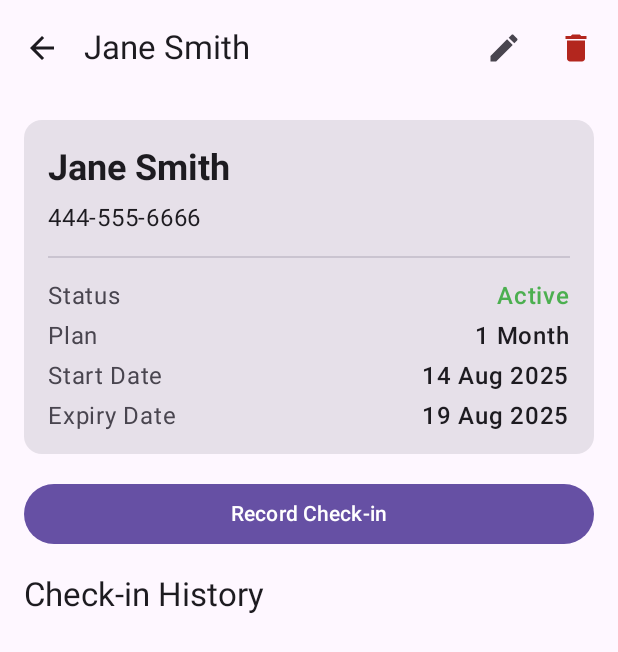
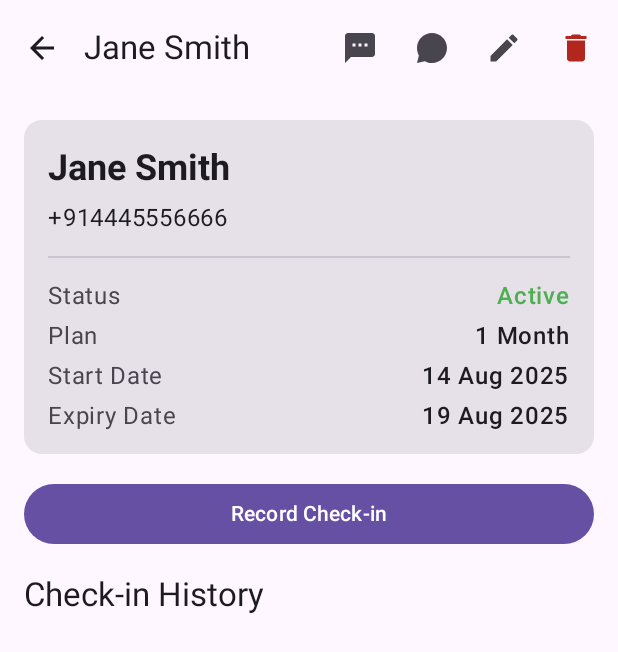
Before and after one commit to HunterAbhi001/GymMembershipManagement, an Android app built with Jetpack Compose: the screen it shows after launch (MainActivity), after a tap on "Jane Smith", on a phone screen of 412 x 824 dp. Shown: the top 652 px of the screen. Run offline under Robolectric (Android 15) with nearby library versions, the phone set to English and light mode, and no system bars; our stand-ins replace Room's generated code.

Commit message:
Working Version with WhatsApp and Messages Integration

```diff
--- a/app/src/main/java/com/example/gymmanagement/data/database/AppDatabase.kt
+++ b/app/src/main/java/com/example/gymmanagement/data/database/AppDatabase.kt
@@ -45,9 +45,9 @@ abstract class AppDatabase : RoomDatabase() {
                                 calendar.add(Calendar.YEAR, -1)
                                 val expiryDate3 = calendar.timeInMillis
 
-                                getDatabase(context).memberDao().upsertMember(Member(name="John Wick", contact="111-222-3333", plan="6 Months", startDate=startDate, expiryDate=expiryDate1))
-                                getDatabase(context).memberDao().upsertMember(Member(name="Jane Smith", contact="444-555-6666", plan="1 Month", startDate=startDate, expiryDate=expiryDate2))
-                                getDatabase(context).memberDao().upsertMember(Member(name="Peter Parker", contact="777-888-9999", plan="1 Year", startDate=startDate, expiryDate=expiryDate3))
+                                getDatabase(context).memberDao().upsertMember(Member(name="John Wick", contact="+911112223333", plan="6 Months", startDate=startDate, expiryDate=expiryDate1))
+                                getDatabase(context).memberDao().upsertMember(Member(name="Jane Smith", contact="+914445556666", plan="1 Month", startDate=startDate, expiryDate=expiryDate2))
+                                getDatabase(context).memberDao().upsertMember(Member(name="Peter Parker", contact="7778889999", plan="1 Year", startDate=startDate, expiryDate=expiryDate3))
                             }
                         }
                     })
--- a/app/src/main/java/com/example/gymmanagement/ui/common/MemberListItem.kt
+++ b/app/src/main/java/com/example/gymmanagement/ui/common/MemberListItem.kt
@@ -4,6 +4,10 @@ import androidx.compose.foundation.background
 import androidx.compose.foundation.clickable
 import androidx.compose.foundation.layout.*
 import androidx.compose.foundation.shape.CircleShape
+import androidx.compose.material.icons.Icons
+import androidx.compose.material.icons.filled.Sms
+import androidx.compose.material3.Icon
+import androidx.compose.material3.IconButton
 import androidx.compose.material3.MaterialTheme
 import androidx.compose.material3.Text
 import androidx.compose.runtime.Composable
@@ -13,6 +17,7 @@ import androidx.compose.ui.draw.clip
 import androidx.compose.ui.text.font.FontWeight
 import androidx.compose.ui.unit.dp
 import com.example.gymmanagement.data.database.Member
+import com.example.gymmanagement.ui.theme.AppIcons
 import com.example.gymmanagement.ui.theme.Green
 import com.example.gymmanagement.ui.theme.Red
 import java.text.SimpleDateFormat
@@ -20,7 +25,12 @@ import java.util.*
 import java.util.concurrent.TimeUnit
 
 @Composable
-fun MemberListItem(member: Member, onClick: () -> Unit) {
+fun MemberListItem(
+    member: Member,
+    onClick: () -> Unit,
+    onWhatsAppClick: (() -> Unit)? = null,
+    onSmsClick: (() -> Unit)? = null
+) {
     val isExpired = member.expiryDate < System.currentTimeMillis()
     val statusColor = if (isExpired) Red else Green
     val daysRemaining = if (!isExpired) {
@@ -51,6 +61,24 @@ fun MemberListItem(member: Member, onClick: () -> Unit) {
                 color = MaterialTheme.colorScheme.onSurfaceVariant
             )
         }
+        if (onSmsClick != null) {
+            IconButton(onClick = onSmsClick) {
+                Icon(
+                    imageVector = Icons.Default.Sms,
+                    contentDescription = "Send SMS",
+                    tint = MaterialTheme.colorScheme.secondary
+                )
+            }
+        }
+        if (onWhatsAppClick != null) {
+            IconButton(onClick = onWhatsAppClick) {
+                Icon(
+                    imageVector = AppIcons.WhatsApp,
+                    contentDescription = "Send WhatsApp Message",
+                    tint = MaterialTheme.colorScheme.primary
+                )
+            }
+        }
     }
 }
 
--- a/app/src/main/java/com/example/gymmanagement/ui/screens/DashboardScreen.kt
+++ b/app/src/main/java/com/example/gymmanagement/ui/screens/DashboardScreen.kt
@@ -6,12 +6,12 @@ import androidx.compose.foundation.lazy.LazyColumn
 import androidx.compose.foundation.lazy.items
 import androidx.compose.material.icons.Icons
 import androidx.compose.material.icons.filled.Add
-import androidx.compose.material.icons.filled.People
 import androidx.compose.material3.*
 import androidx.compose.runtime.Composable
 import androidx.compose.ui.Alignment
 import androidx.compose.ui.Modifier
 import androidx.compose.ui.graphics.Color
+import androidx.compose.ui.platform.LocalContext
 import androidx.compose.ui.text.font.FontWeight
 import androidx.compose.ui.unit.dp
 import androidx.compose.ui.unit.sp
@@ -20,6 +20,9 @@ import com.example.gymmanagement.data.database.Member
 import com.example.gymmanagement.ui.common.MemberListItem
 import com.example.gymmanagement.ui.theme.Green
 import com.example.gymmanagement.ui.theme.Orange
+import com.example.gymmanagement.ui.utils.sendSmsMessage
+import com.example.gymmanagement.ui.utils.sendWhatsAppMessage
+import java.util.concurrent.TimeUnit
 
 @OptIn(ExperimentalMaterial3Api::class)
 @Composable
@@ -28,6 +31,8 @@ fun DashboardScreen(
     activeMemberCount: Int,
     membersExpiringSoon: List<Member>
 ) {
+    val context = LocalContext.current
+
     Scaffold(
         topBar = {
             TopAppBar(
@@ -84,9 +89,15 @@ fun DashboardScreen(
                     modifier = Modifier.fillMaxWidth()
                 ) {
                     items(membersExpiringSoon) { member ->
-                        MemberListItem(member = member, onClick = {
-                            navController.navigate("member_details/${member.id}")
-                        })
+                        val daysRemaining = TimeUnit.DAYS.convert(member.expiryDate - System.currentTimeMillis(), TimeUnit.MILLISECONDS)
+                        val message = "Hi ${member.name}, your gym membership is expiring in $daysRemaining days. Please contact us to renew."
+
+                        MemberListItem(
+                            member = member,
+                            onClick = { navController.navigate("member_details/${member.id}") },
+                            onWhatsAppClick = { sendWhatsAppMessage(context, member.contact, message) },
+                            onSmsClick = { sendSmsMessage(context, member.contact, message) }
+                        )
                     }
                 }
             }
--- a/app/src/main/java/com/example/gymmanagement/ui/screens/MemberDetailScreen.kt
+++ b/app/src/main/java/com/example/gymmanagement/ui/screens/MemberDetailScreen.kt
@@ -7,19 +7,24 @@ import androidx.compose.material.icons.Icons
 import androidx.compose.material.icons.automirrored.filled.ArrowBack
 import androidx.compose.material.icons.filled.Delete
 import androidx.compose.material.icons.filled.Edit
+import androidx.compose.material.icons.filled.Sms
 import androidx.compose.material3.*
 import androidx.compose.runtime.*
 import androidx.compose.ui.Alignment
 import androidx.compose.ui.Modifier
 import androidx.compose.ui.graphics.Color
+import androidx.compose.ui.platform.LocalContext
 import androidx.compose.ui.text.font.FontWeight
 import androidx.compose.ui.unit.dp
 import androidx.compose.ui.unit.sp
 import androidx.navigation.NavController
 import com.example.gymmanagement.data.database.CheckIn
 import com.example.gymmanagement.data.database.Member
+import com.example.gymmanagement.ui.theme.AppIcons
 import com.example.gymmanagement.ui.theme.Green
 import com.example.gymmanagement.ui.theme.Red
+import com.example.gymmanagement.ui.utils.sendSmsMessage
+import com.example.gymmanagement.ui.utils.sendWhatsAppMessage
 import java.text.SimpleDateFormat
 import java.util.*
 
@@ -33,6 +38,7 @@ fun MemberDetailScreen(
     onDelete: () -> Unit
 ) {
     var showDeleteDialog by remember { mutableStateOf(false) }
+    val context = LocalContext.current
 
     Scaffold(
         topBar = {
@@ -44,6 +50,18 @@ fun MemberDetailScreen(
                     }
                 },
                 actions = {
+                    IconButton(onClick = {
+                        val message = "Hi ${member?.name}, regarding your gym membership..."
+                        sendSmsMessage(context, member?.contact ?: "", message)
+                    }) {
+                        Icon(Icons.Default.Sms, contentDescription = "Send SMS")
+                    }
+                    IconButton(onClick = {
+                        val message = "Hi ${member?.name}, regarding your gym membership..."
+                        sendWhatsAppMessage(context, member?.contact ?: "", message)
+                    }) {
+                        Icon(AppIcons.WhatsApp, contentDescription = "Send WhatsApp Message")
+                    }
                     IconButton(onClick = { navController.navigate("add_edit_member?memberId=${member?.id}") }) {
                         Icon(Icons.Default.Edit, contentDescription = "Edit Member")
                     }
--- /dev/null
+++ b/app/src/main/java/com/example/gymmanagement/ui/theme/Icons.kt
@@ -0,0 +1,63 @@
+package com.example.gymmanagement.ui.theme
+
+import androidx.compose.ui.graphics.Color
+import androidx.compose.ui.graphics.PathFillType.Companion.NonZero
+import androidx.compose.ui.graphics.SolidColor
+import androidx.compose.ui.graphics.StrokeCap.Companion.Butt
+import androidx.compose.ui.graphics.StrokeJoin.Companion.Miter
+import androidx.compose.ui.graphics.vector.ImageVector
+import androidx.compose.ui.graphics.vector.ImageVector.Builder
+import androidx.compose.ui.graphics.vector.path
+import androidx.compose.ui.unit.dp
+
+object AppIcons {
+    val WhatsApp: ImageVector
+        get() {
+            if (_whatsapp != null) {
+                return _whatsapp!!
+            }
+            _whatsapp = Builder(
+                name = "WhatsApp", defaultWidth = 24.0.dp, defaultHeight = 24.0.dp,
+                viewportWidth = 24.0f, viewportHeight = 24.0f
+            ).path(
+                fill = SolidColor(Color(0xFF4CAF50)), stroke = null, strokeLineWidth = 0.0f,
+                strokeLineCap = Butt, strokeLineJoin = Miter, strokeLineMiter = 4.0f,
+                pathFillType = NonZero
+            ) {
+                moveTo(12.0f, 2.0f)
+                curveTo(6.48f, 2.0f, 2.0f, 6.48f, 2.0f, 12.0f)
+                curveToRelative(0.0f, 1.77f, 0.45f, 3.44f, 1.25f, 4.95f)
+                lineTo(2.0f, 22.0f)
+                lineToRelative(5.27f, -1.24f)
+                curveTo(8.71f, 21.55f, 10.31f, 22.0f, 12.0f, 22.0f)
+                curveToRelative(5.52f, 0.0f, 10.0f, -4.48f, 10.0f, -10.0f)
+                reflectiveCurveTo(17.52f, 2.0f, 12.0f, 2.0f)
+                close()
+                moveTo(16.5f, 15.3f)
+                curveToRelative(-0.2f, -0.1f, -1.2f, -0.6f, -1.4f, -0.65f)
+                curveToRelative(-0.2f, -0.05f, -0.35f, -0.08f, -0.5f, 0.08f)
+                curveToRelative(-0.15f, 0.16f, -0.5f, 0.65f, -0.6f, 0.8f)
+                curveToRelative(-0.1f, 0.15f, -0.2f, 0.16f, -0.4f, 0.05f)
+                curveToRelative(-0.2f, -0.1f, -0.8f, -0.3f, -1.5f, -0.9f)
+                curveToRelative(-0.6f, -0.5f, -1.0f, -1.1f, -1.1f, -1.3f)
+                curveToRelative(-0.1f, -0.2f, 0.0f, -0.3f, 0.1f, -0.4f)
+                curveToRelative(0.1f, -0.1f, 0.2f, -0.25f, 0.3f, -0.35f)
+                curveToRelative(0.1f, -0.1f, 0.15f, -0.2f, 0.2f, -0.3f)
+                curveToRelative(0.05f, -0.1f, 0.02f, -0.2f, -0.0f, -0.3f)
+                curveToRelative(-0.03f, -0.1f, -0.5f, -1.2f, -0.7f, -1.6f)
+                curveToRelative(-0.2f, -0.4f, -0.4f, -0.35f, -0.5f, -0.35f)
+                horizontalLineToRelative(-0.3f)
+                curveToRelative(-0.15f, 0.0f, -0.4f, 0.05f, -0.6f, 0.25f)
+                curveToRelative(-0.2f, 0.2f, -0.75f, 0.7f, -0.75f, 1.75f)
+                curveToRelative(0.0f, 1.05f, 0.8f, 2.05f, 0.9f, 2.2f)
+                curveToRelative(0.1f, 0.15f, 1.4f, 2.1f, 3.4f, 2.9f)
+                curveToRelative(2.0f, 0.8f, 2.0f, 0.5f, 2.3f, 0.5f)
+                curveToRelative(0.3f, 0.0f, 1.2f, -0.5f, 1.4f, -1.0f)
+                curveToRelative(0.2f, -0.5f, 0.2f, -0.9f, 0.1f, -1.0f)
+                curveToRelative(-0.1f, -0.1f, -0.2f, -0.15f, -0.4f, -0.25f)
+                close()
+            }.build()
+            return _whatsapp!!
+        }
+    private var _whatsapp: ImageVector? = null
+}
```
Also changed, not shown: app/src/main/java/com/example/gymmanagement/ui/screens/ExpiringMembersScreen.kt (+12 -1 lines), app/src/main/java/com/example/gymmanagement/ui/utils/IntentUtils.kt (added, +40 -0 lines).
